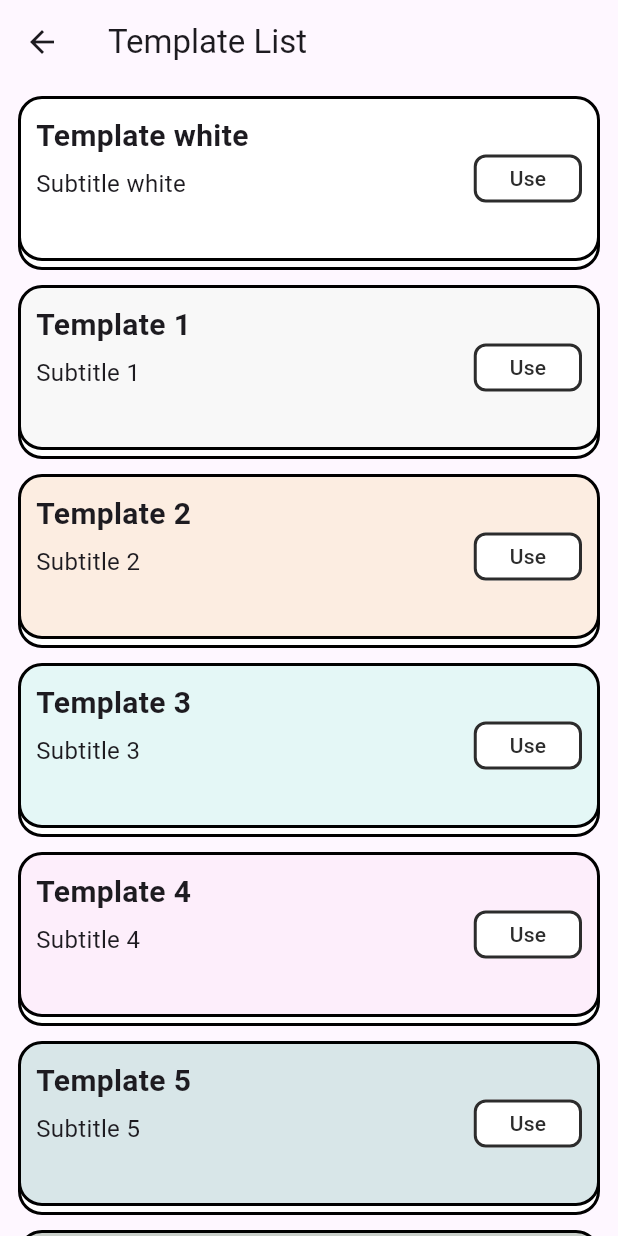
After one commit to nppp1990/diary_temp, a Flutter app: the TemplateListPage screen opened directly, on a phone screen of 412 x 824 dp. The commit adds this screen. Run offline on Flutter 3.47's test engine with Material 3 defaults, Android fonts, the phone set to English and light mode, and no system bars; our stand-ins replace flutter_keyboard_visibility, flutter_svg; missing offline and left inert: circle_list, clickable_list_wheel_view, flutter_quill, pageviewj, star_menu.

Commit message:
template list

```diff
--- /dev/null
+++ b/lib/diary/bean/template.dart
@@ -0,0 +1,10 @@
+import 'dart:ui';
+
+final class Template {
+  final String title;
+  final String subtitle;
+  final String content;
+  final Color color;
+
+  Template({required this.title, required this.subtitle, required this.content, required this.color});
+}
--- a/lib/diary/common/test_configuration.dart
+++ b/lib/diary/common/test_configuration.dart
@@ -12,6 +12,8 @@ abstract class TestConfiguration {
   static const double editHeaderPadding = 20.0;
   static const double editHeaderItemSize = 36.0;
 
+  static const double templateItemHeight = 110;
+
   static const double t1 = 24;
   static const double t2 = 20;
   static const double t3 = 16;
@@ -19,8 +21,18 @@ abstract class TestConfiguration {
   static const double t5 = 12;
   static const double t6 = 10;
 
-  //
-  static const List<String> moodImages = [
+  // static const List<int> editToolBarMoodList = [
+  //   4, // relaxed
+  //   5, // happy
+  //   6, // excited
+  //   7, // laugh
+  //   0, // angry
+  //   1, // frustrated
+  //   2, // worried
+  //   3, // sad
+  // ];
+
+  static const List<String> moodImagesForToolbar = [
     'assets/images/emotion_relaxed.svg',
     'assets/images/emotion_happy.svg',
     'assets/images/emotion_excited.svg',
@@ -31,7 +43,7 @@ abstract class TestConfiguration {
     'assets/images/emotion_angry.svg',
   ];
 
-  static const List<String> moodTexts = [
+  static const List<String> moodTextsForToolbar = [
     'Relaxed',
     'Happy',
     'Excited',
@@ -42,4 +54,27 @@ abstract class TestConfiguration {
     'Angry',
   ];
 
+  //
+  static const List<String> moodImages = [
+    'assets/images/emotion_angry.svg',
+    'assets/images/emotion_frustrated.svg',
+    'assets/images/emotion_worried.svg',
+    'assets/images/emotion_sad.svg',
+    'assets/images/emotion_relaxed.svg',
+    'assets/images/emotion_happy.svg',
+    'assets/images/emotion_excited.svg',
+    'assets/images/emotion_laugh.svg',
+  ];
+
+  static const List<String> moodTexts = [
+    'Angry',
+    'Frustrated',
+    'Worried',
+    'Sad',
+    'Relaxed',
+    'Happy',
+    'Excited',
+    'Laugh',
+  ];
+
 }
--- a/lib/diary/widgets/edit/header/edit_header.dart
+++ b/lib/diary/widgets/edit/header/edit_header.dart
@@ -266,7 +266,7 @@ class _EmotionSelectorState extends State<_EmotionSelector> with SingleTickerPro
       // WidgetsBinding.instance.addPostFrameCallback((timeStamp) {
       //   _showBubbleGuideDialog(context);
       // });
-      Future.delayed(const Duration(milliseconds: 1000), () {
+      Future.delayed(const Duration(milliseconds: 300), () {
         if (context.mounted) {
           _showBubbleGuideDialog(context);
         }
@@ -280,7 +280,7 @@ class _EmotionSelectorState extends State<_EmotionSelector> with SingleTickerPro
     super.dispose();
   }
 
-  List<String> get emotions => TestConfiguration.moodImages;
+  List<String> get emotions => TestConfiguration.moodImagesForToolbar;
 
   @override
   Widget build(BuildContext context) {
@@ -337,9 +337,9 @@ class EmotionBubbleDialog extends StatelessWidget {
 
   const EmotionBubbleDialog({super.key, required this.top, required this.right, required this.triangleOffset});
 
-  List<String> get emotions => TestConfiguration.moodImages;
+  List<String> get emotions => TestConfiguration.moodImagesForToolbar;
 
-  List<String> get emotionTexts => TestConfiguration.moodTexts;
+  List<String> get emotionTexts => TestConfiguration.moodTextsForToolbar;
 
   @override
   Widget build(BuildContext context) {
--- a/lib/diary/widgets/edit/toolbar/background/background_selector.dart
+++ b/lib/diary/widgets/edit/toolbar/background/background_selector.dart
@@ -17,8 +17,11 @@ class BackgroundSelector extends StatefulWidget {
 final List<BackgroundInfo?> _backgroundList = [
   null,
   const BackgroundInfo(backgroundColor: Color(0xFFF8F8F8)),
+  const BackgroundInfo(backgroundColor: Color(0xFFfcede1)),
+  const BackgroundInfo(backgroundColor: Color(0xFFe4f7f6)),
+  const BackgroundInfo(backgroundColor: Color(0xFFfdeefb)),
   const BackgroundInfo(backgroundColor: Color(0xFFD8E6E8)),
-  const BackgroundInfo(backgroundColor: Color(0xFFD2C6B1)),
+  // const BackgroundInfo(backgroundColor: Color(0xFFD2C6B1)),
   const BackgroundInfo(backgroundColor: Color(0xFFCACFCA)),
   const BackgroundInfo(backgroundColor: Color(0xFFEEFEE4)),
   const BackgroundInfo(backgroundColor: Color(0xFF395C78)),
--- a/lib/diary/widgets/edit/toolbar/template/template_item.dart
+++ b/lib/diary/widgets/edit/toolbar/template/template_item.dart
@@ -84,10 +84,6 @@ class TemplateTipBubble extends StatelessWidget {
 
   const TemplateTipBubble({super.key, required this.triangleOffset});
 
-  List<String> get emotions => TestConfiguration.moodImages;
-
-  List<String> get emotionTexts => TestConfiguration.moodTexts;
-
   @override
   Widget build(BuildContext context) {
     return AnimatedOpacity(
--- /dev/null
+++ b/lib/diary/widgets/edit/toolbar/template/template_list.dart
@@ -0,0 +1,131 @@
+import 'package:dribbble/diary/bean/template.dart';
+import 'package:dribbble/diary/common/test_colors.dart';
+import 'package:dribbble/diary/common/test_configuration.dart';
+import 'package:dribbble/diary/widgets/card.dart';
+import 'package:flutter/material.dart';
+
+class TemplateListPage extends StatelessWidget {
+  static final _testData = [
+    Template(title: 'Template white', subtitle: 'Subtitle white', content: 'Content 1', color: Colors.white),
+    Template(title: 'Template 1', subtitle: 'Subtitle 1', content: 'Content 1', color: const Color(0xFFF8F8F8)),
+    Template(title: 'Template 2', subtitle: 'Subtitle 2', content: 'Content 2', color: const Color(0xFFfcede1)),
+    Template(title: 'Template 3', subtitle: 'Subtitle 3', content: 'Content 3', color: const Color(0xFFe4f7f6)),
+    Template(title: 'Template 4', subtitle: 'Subtitle 4', content: 'Content 4', color: const Color(0xFFfdeefb)),
+    Template(title: 'Template 5', subtitle: 'Subtitle 5', content: 'Content 5', color: const Color(0xFFD8E6E8)),
+    Template(title: 'Template 6', subtitle: 'Subtitle 6', content: 'Content 6', color: const Color(0xFFCACFCA)),
+    Template(title: 'Template 7', subtitle: 'Subtitle 7', content: 'Content 7', color: const Color(0xFFEEFEE4)),
+    Template(title: 'Template 8', subtitle: 'Subtitle 8', content: 'Content 7', color: const Color(0xFF395C78)),
+    Template(
+        title: 'Template 9',
+        subtitle: 'Subtitle 9llllllllxxxxxxxxxhhhhhhhhhhhhhhhhhhhhhhhhhhhhh你好好哈哈哈哈',
+        content: 'Content 7',
+        color: const Color(0xFF4CA477)),
+  ];
+
+  const TemplateListPage({super.key});
+
+  @override
+  Widget build(BuildContext context) {
+    return Scaffold(
+      appBar: AppBar(
+        title: const Text('Template List'),
+      ),
+      body: ListView.builder(
+        physics: const BouncingScrollPhysics(),
+        itemCount: _testData.length,
+        padding: EdgeInsets.zero,
+        itemBuilder: (context, index) {
+          final template = _testData[index];
+          return _TemplateListItem(title: template.title, subtitle: template.subtitle, backgroundColor: template.color);
+        },
+      ),
+    );
+  }
+}
+
+class _TemplateListItem extends StatelessWidget {
+  final String title;
+  final String subtitle;
+  final Color backgroundColor;
+
+  const _TemplateListItem({required this.title, required this.subtitle, required this.backgroundColor});
+
+  bool _isDarkColor(Color color) {
+    final luminance = color.computeLuminance();
+    return luminance < 0.5;
+  }
+
+  @override
+  Widget build(BuildContext context) {
+    return Padding(
+      padding: const EdgeInsets.symmetric(horizontal: TestConfiguration.dialogPadding, vertical: 8),
+      child: OffsetCard(
+        cardHeight: TestConfiguration.templateItemHeight,
+        offset: const Offset(0, 6),
+        decoration: BoxDecoration(
+          color: Colors.white,
+          border: Border.all(color: Colors.black, width: 2),
+          borderRadius: BorderRadius.circular(16),
+        ),
+        child: Container(
+          height: TestConfiguration.templateItemHeight,
+          decoration: BoxDecoration(
+            color: backgroundColor,
+            border: Border.all(color: Colors.black, width: 2),
+            borderRadius: BorderRadius.circular(16),
+          ),
+          child: Padding(
+            padding: const EdgeInsets.all(10),
+            child: Row(
+              children: [
+                Expanded(
+                  child: Column(
+                    crossAxisAlignment: CrossAxisAlignment.start,
+                    children: [
+                      Text(
+                        title,
+                        style: const TextStyle(
+                          fontSize: 20,
+                          fontWeight: FontWeight.w600,
+                        ),
+                      ),
+                      const SizedBox(height: 6),
+                      Text(
+                        subtitle,
+                        maxLines: 2,
+                        overflow: TextOverflow.ellipsis,
+                        style: const TextStyle(fontSize: 16),
+                      ),
+                    ],
+                  ),
+                ),
+                const SizedBox(width: 8),
+                OutlinedButton(
+                  onPressed: () {},
+                  style: OutlinedButton.styleFrom(
+                    minimumSize: Size.zero,
+                    tapTargetSize: MaterialTapTargetSize.shrinkWrap,
+                    backgroundColor: Colors.white,
+                    foregroundColor: TestColors.black1,
+                    side: const BorderSide(color: TestColors.black1, width: 2),
+                    shape: RoundedRectangleBorder(
+                      borderRadius: BorderRadius.circular(8),
+                    ),
+                    padding: const EdgeInsets.symmetric(horizontal: 24, vertical: 6),
+                  ),
+                  child: const Text(
+                    'Use',
+                    style: TextStyle(
+                      fontSize: 14,
+                      fontWeight: FontWeight.w500,
+                    ),
+                  ),
+                ),
+              ],
+            ),
+          ),
+        ),
+      ),
+    );
+  }
+}
--- a/lib/main.dart
+++ b/lib/main.dart
@@ -4,6 +4,7 @@ import 'package:dribbble/clock/clock1/wheel/test_list_wheell.dart';
 import 'package:dribbble/diary/button1.dart';
 import 'package:dribbble/diary/widgets/edit/edit_demo2.dart';
 import 'package:dribbble/diary/widgets/edit/edit_demo3.dart';
+import 'package:dribbble/diary/widgets/edit/toolbar/template/template_list.dart';
 import 'package:dribbble/diary/widgets/emotion/edit_mood.dart';
 import 'package:dribbble/diary/widgets/emotion/emotion_list.dart';
 import 'package:dribbble/diary/widgets/menu/home.dart';
@@ -133,6 +134,12 @@ class _MyHomePageState extends State<MyHomePage> {
         MaterialPageRoute(builder: (context) => const EditMoodPage()),
       );
     }),
+    ListItem('template list', (context) {
+      Navigator.push(
+        context,
+        MaterialPageRoute(builder: (context) => const TemplateListPage()),
+      );
+    }),
   ];
 
   @override
```
Also changed, not shown: lib/diary/utils/dialog_utils.dart (+1 -7 lines).
